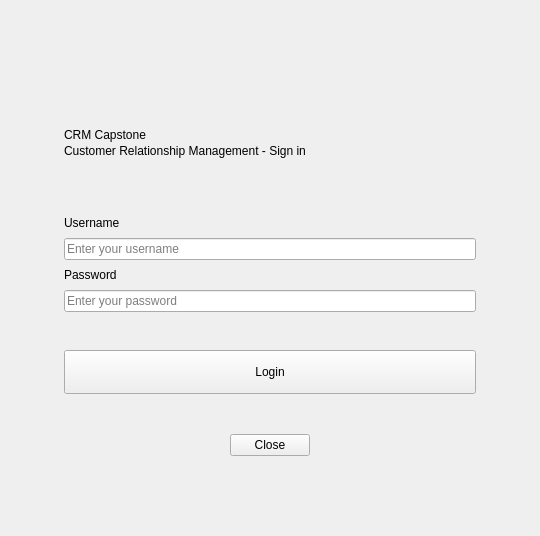
Qt form ui/login_page.ui (MS-Sezgin/crm_project) before a commit.
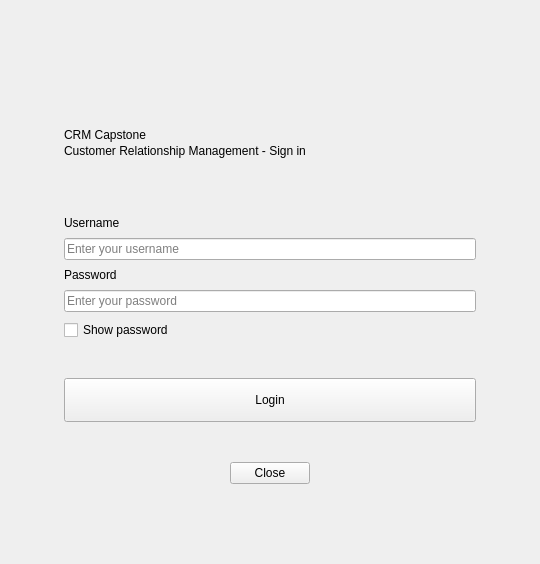
The same form after that commit.

```diff
--- a/ui/login_page.ui
+++ b/ui/login_page.ui
@@ -40,6 +40,7 @@
       <item><widget class="QLineEdit" name="inputUsername"><property name="placeholderText"><string>Enter your username</string></property></widget></item>
       <item><widget class="QLabel" name="labelPassword"><property name="text"><string>Password</string></property></widget></item>
       <item><widget class="QLineEdit" name="inputPassword"><property name="placeholderText"><string>Enter your password</string></property><property name="echoMode"><enum>QLineEdit::EchoMode::Password</enum></property></widget></item>
+      <item><widget class="QCheckBox" name="checkShowPassword"><property name="text"><string>Show password</string></property></widget></item>
       <item><widget class="QLabel" name="labelWarning"><property name="text"><string></string></property></widget></item>
       <item><spacer name="cardSpacer"><property name="orientation"><enum>Qt::Orientation::Vertical</enum></property><property name="sizeHint" stdset="0"><size><width>20</width><height>8</height></size></property></spacer></item>
       <item><widget class="QPushButton" name="btnLogin"><property name="text"><string>Login</string></property><property name="minimumSize"><size><width>0</width><height>44</height></size></property></widget></item>
```
